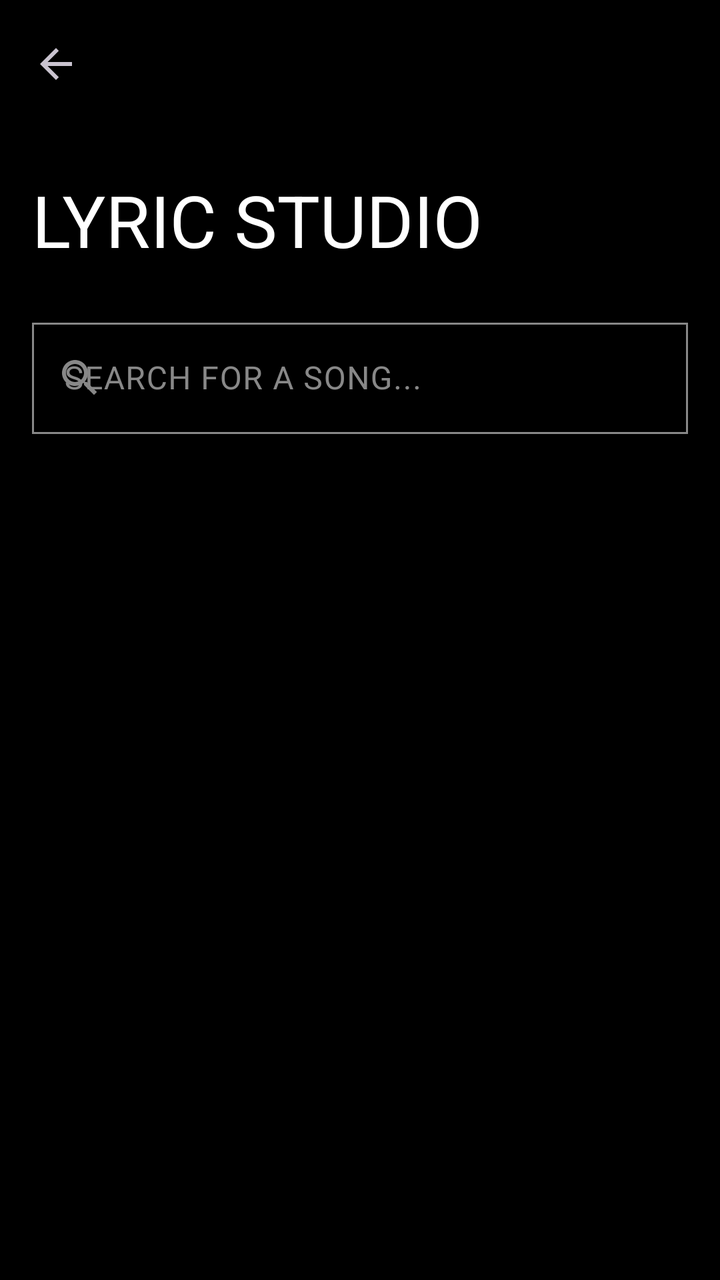
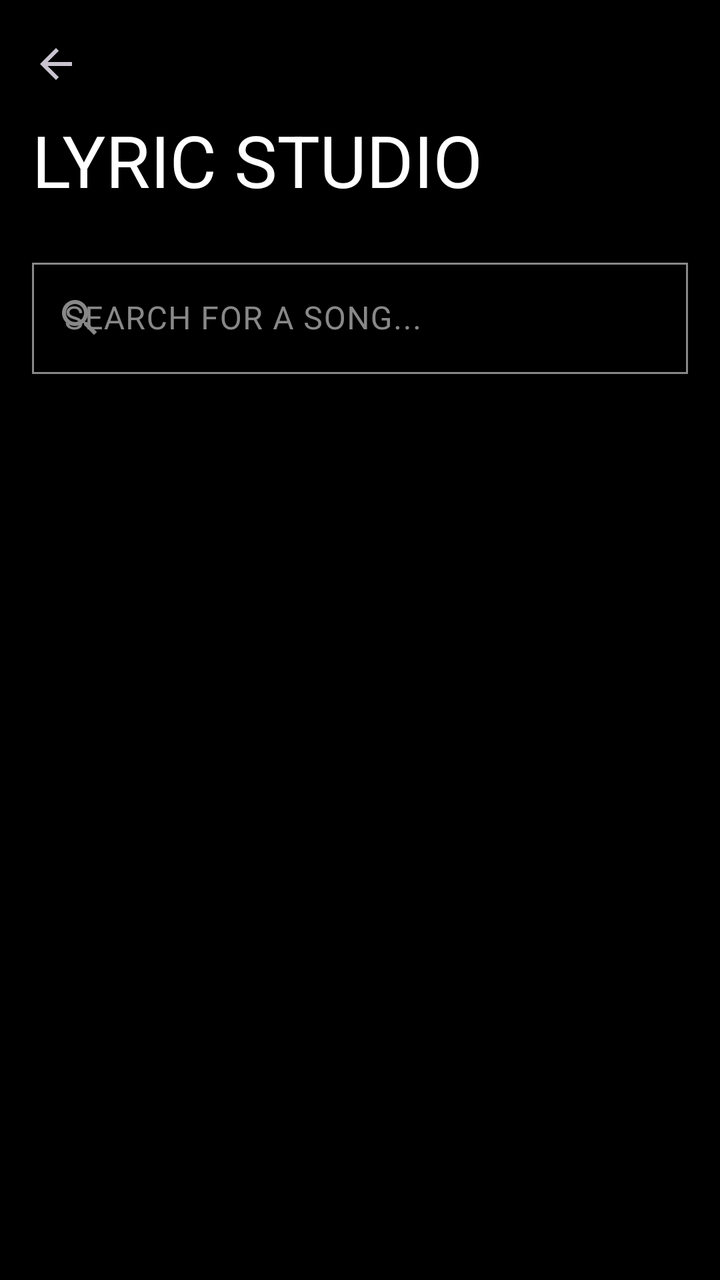

Two renders of the same Android screen: before a commit and after it. Below are the layout's source before the change and the commit's diff.
<!-- AndroidManifest.xml: activity theme Theme.OdysseyGlyph -->
<!-- res/layout/activity_lyric_studio.xml -->
<?xml version="1.0" encoding="utf-8"?>
<androidx.coordinatorlayout.widget.CoordinatorLayout 
    xmlns:android="http://schemas.android.com/apk/res/android"
    xmlns:app="http://schemas.android.com/apk/res-auto"
    android:layout_width="match_parent"
    android:layout_height="match_parent"
    android:background="?android:attr/colorBackground"
    android:fitsSystemWindows="true">

    <com.google.android.material.appbar.AppBarLayout
        android:layout_width="match_parent"
        android:layout_height="140dp"
        android:background="?android:attr/colorBackground"
        android:fitsSystemWindows="true">

        <com.google.android.material.appbar.CollapsingToolbarLayout
            android:layout_width="match_parent"
            android:layout_height="match_parent"
            app:layout_scrollFlags="scroll|exitUntilCollapsed"
            app:collapsedTitleTextAppearance="@style/TextAppearance.Odyssey.CollapsedTitle"
            app:expandedTitleTextAppearance="@style/TextAppearance.Odyssey.ExpandedTitle"
            app:collapsedTitleTextColor="?attr/colorOnSurface"
            app:expandedTitleTextColor="?attr/colorOnSurface"
            app:title="LYRIC STUDIO">

            <com.google.android.material.appbar.MaterialToolbar
                android:id="@+id/toolbar"
                android:layout_width="match_parent"
                android:layout_height="?attr/actionBarSize"
                app:navigationIcon="?attr/homeAsUpIndicator"
                app:layout_collapseMode="pin" />
        </com.google.android.material.appbar.CollapsingToolbarLayout>
    </com.google.android.material.appbar.AppBarLayout>

    <ScrollView
        android:id="@+id/scrollView"
        android:layout_width="match_parent"
        android:layout_height="match_parent"
        app:layout_behavior="@string/appbar_scrolling_view_behavior"
        android:fillViewport="true">

        <LinearLayout
            android:layout_width="match_parent"
            android:layout_height="wrap_content"
            android:orientation="vertical"
            android:padding="@dimen/spacing_medium">

            
            <com.google.android.material.textfield.TextInputLayout
                android:layout_width="match_parent"
                android:layout_height="wrap_content"
                style="@style/Widget.Material3.TextInputLayout.OutlinedBox"
                app:startIconDrawable="@drawable/ic_search"
                app:boxCornerRadiusTopStart="0dp"
                app:boxCornerRadiusTopEnd="0dp"
                app:boxCornerRadiusBottomStart="0dp"
                app:boxCornerRadiusBottomEnd="0dp">
                
                <com.google.android.material.textfield.TextInputEditText
                    android:id="@+id/etSearch"
                    android:layout_width="match_parent"
                    android:layout_height="wrap_content"
                    android:hint="SEARCH FOR A SONG..."
                    android:fontFamily="@font/jetbrains_mono"
                    android:singleLine="true" />
            </com.google.android.material.textfield.TextInputLayout>
            
            <FrameLayout
                android:layout_width="match_parent"
                android:layout_height="wrap_content">
                
                
                <FrameLayout
                    android:id="@+id/previewCard"
                    android:layout_width="match_parent"
                    android:layout_height="@dimen/video_card_height"
                    android:layout_marginTop="@dimen/spacing_medium"
                    android:background="@drawable/bg_preview_bezel"
                    android:visibility="gone">
                    <com.example.odysseyglyph.CenteredImageView
                        android:id="@+id/previewImage"
                        android:layout_width="match_parent"
                        android:layout_height="match_parent"
                        android:layout_margin="1dp"
                        android:background="#000000" />
                </FrameLayout>
                
                
                <LinearLayout
                    android:id="@+id/resultsContainer"
                    android:layout_width="match_parent"
                    android:layout_height="wrap_content"
                    android:orientation="vertical"
                    android:layout_marginTop="@dimen/spacing_medium" />
            </FrameLayout>

            
            <LinearLayout
                android:id="@+id/editorPanel"
                android:layout_width="match_parent"
                android:layout_height="wrap_content"
                android:orientation="vertical"
                android:visibility="gone"
                android:layout_marginTop="@dimen/spacing_large">
                
                <TextView
                    android:layout_width="wrap_content"
                    android:layout_height="wrap_content"
                    android:text="TYPOGRAPHY"
                    android:fontFamily="@font/jetbrains_mono"
                    android:textAppearance="?attr/textAppearanceTitleSmall"
                    android:layout_marginBottom="@dimen/spacing_small" />
                    
                <com.google.android.material.button.MaterialButtonToggleGroup
                    android:id="@+id/toggleTypography"
                    android:layout_width="match_parent"
                    android:layout_height="wrap_content"
                    app:singleSelection="true"
                    app:selectionRequired="true"
                    android:layout_marginBottom="@dimen/spacing_medium">
                    <com.google.android.material.button.MaterialButton
                        android:id="@+id/btnTypePixel"
                        android:layout_width="0dp"
                        android:layout_weight="1"
                        android:layout_height="wrap_content"
                        style="?attr/materialButtonOutlinedStyle"
                        app:cornerRadius="0dp"
                        android:fontFamily="@font/jetbrains_mono"
                        android:text="PIXEL" />
                    <com.google.android.material.button.MaterialButton
                        android:id="@+id/btnTypeBold"
                        android:layout_width="0dp"
                        android:layout_weight="1"
                        android:layout_height="wrap_content"
                        style="?attr/materialButtonOutlinedStyle"
                        app:cornerRadius="0dp"
                        android:fontFamily="@font/jetbrains_mono"
                        android:text="BOLD" />
                    <com.google.android.material.button.MaterialButton
                        android:id="@+id/btnTypeSmooth"
                        android:layout_width="0dp"
                        android:layout_weight="1"
                        android:layout_height="wrap_content"
                        style="?attr/materialButtonOutlinedStyle"
                        app:cornerRadius="0dp"
                        android:fontFamily="@font/jetbrains_mono"
                        android:text="SMOOTH" />
                </com.google.android.material.button.MaterialButtonToggleGroup>

                <TextView
                    android:layout_width="wrap_content"
                    android:layout_height="wrap_content"
                    android:text="ANIMATION"
                    android:fontFamily="@font/jetbrains_mono"
                    android:textAppearance="?attr/textAppearanceTitleSmall"
                    android:layout_marginBottom="@dimen/spacing_small" />
                    
                <com.google.android.material.button.MaterialButtonToggleGroup
                    android:id="@+id/toggleAnimation"
                    android:layout_width="match_parent"
                    android:layout_height="wrap_content"
                    app:singleSelection="true"
                    app:selectionRequired="true"
                    android:layout_marginBottom="@dimen/spacing_large">
                    <com.google.android.material.button.MaterialButton
                        android:id="@+id/btnAnimFlash"
                        android:layout_width="0dp"
                        android:layout_weight="1"
                        android:layout_height="wrap_content"
                        style="?attr/materialButtonOutlinedStyle"
                        app:cornerRadius="0dp"
                        android:fontFamily="@font/jetbrains_mono"
                        android:text="⚡ FLASH" />
                    <com.google.android.material.button.MaterialButton
                        android:id="@+id/btnAnimScroll"
                        android:layout_width="0dp"
                        android:layout_weight="1"
                        android:layout_height="wrap_content"
                        style="?attr/materialButtonOutlinedStyle"
                        app:cornerRadius="0dp"
                        android:fontFamily="@font/jetbrains_mono"
                        android:text="⟵ SCROLL" />
                </com.google.android.material.button.MaterialButtonToggleGroup>

                <View android:layout_width="match_parent" android:layout_height="1dp" android:background="#33FFFFFF" android:layout_marginBottom="@dimen/spacing_medium"/>

                
                <LinearLayout
                    android:layout_width="match_parent"
                    android:layout_height="wrap_content"
                    android:orientation="vertical"
                    android:paddingVertical="@dimen/spacing_medium"
                    android:layout_marginBottom="@dimen/spacing_medium">
                    
                    <TextView
                        android:id="@+id/tvLyricPreview"
                        android:layout_width="match_parent"
                        android:layout_height="wrap_content"
                        android:text="TRIM LYRICS (DEFAULT: FIRST 20S)"
                        android:gravity="center"
                        android:fontFamily="@font/jetbrains_mono"
                        android:textAppearance="?attr/textAppearanceBodyMedium"
                        android:layout_marginBottom="@dimen/spacing_small" />
                        
                    <TextView
                        android:id="@+id/tvTrimTimes"
                        android:layout_width="match_parent"
                        android:layout_height="wrap_content"
                        android:text="0.0S - 20.0S"
                        android:fontFamily="@font/jetbrains_mono"
                        android:gravity="center"
                        android:textAppearance="?attr/textAppearanceTitleSmall" />

                    <com.google.android.material.slider.RangeSlider
                        android:id="@+id/rangeSlider"
                        android:layout_width="match_parent"
                        android:layout_height="wrap_content"
                        app:tickVisible="false" />
                </LinearLayout>
                
                <View android:layout_width="match_parent" android:layout_height="1dp" android:background="#33FFFFFF" android:layout_marginBottom="@dimen/spacing_medium"/>

                <com.google.android.material.textfield.TextInputLayout
                    android:layout_width="match_parent"
                    android:layout_height="wrap_content"
                    style="@style/Widget.Material3.TextInputLayout.OutlinedBox.ExposedDropdownMenu"
                    android:hint="SAVE TO SLOT"
                    android:layout_marginBottom="@dimen/spacing_large">
                    
                    <com.google.android.material.textfield.MaterialAutoCompleteTextView
                        android:id="@+id/slotSpinner"
                        android:layout_width="match_parent"
                        android:layout_height="wrap_content"
                        android:inputType="none"
                        android:fontFamily="@font/jetbrains_mono"
                        app:simpleItems="@array/save_slots" />
                </com.google.android.material.textfield.TextInputLayout>

                
                <LinearLayout
                    android:id="@+id/audioCard"
                    android:layout_width="match_parent"
                    android:layout_height="wrap_content"
                    android:orientation="vertical"
                    android:paddingVertical="@dimen/spacing_medium"
                    android:layout_marginBottom="@dimen/spacing_large">
                    
                    <LinearLayout
                        android:layout_width="match_parent"
                        android:layout_height="wrap_content"
                        android:orientation="horizontal"
                        android:gravity="center_vertical">
                        
                        <TextView
                            android:id="@+id/tvAudioStatus"
                            android:layout_width="0dp"
                            android:layout_weight="1"
                            android:layout_height="wrap_content"
                            android:text="AUDIO: UNATTACHED"
                            android:fontFamily="@font/jetbrains_mono"
                            android:textAppearance="?attr/textAppearanceTitleMedium" />
                            
                        <com.google.android.material.materialswitch.MaterialSwitch
                            android:id="@+id/switchAudio"
                            android:layout_width="wrap_content"
                            android:layout_height="wrap_content"
                            android:checked="true"
                            android:visibility="gone" />
                    </LinearLayout>
                    
                    <com.google.android.material.button.MaterialButton
                        android:id="@+id/btnAttachAudio"
                        style="@style/Widget.Material3.Button.OutlinedButton"
                        android:layout_width="match_parent"
                        android:layout_height="wrap_content"
                        android:text="SELECT LOCAL AUDIO"
                        android:fontFamily="@font/jetbrains_mono"
                        app:cornerRadius="0dp"
                        app:icon="@drawable/ic_audio"
                        android:layout_marginTop="@dimen/spacing_small" />
                </LinearLayout>

                <View android:layout_width="match_parent" android:layout_height="1dp" android:background="#33FFFFFF" android:layout_marginBottom="@dimen/spacing_medium"/>

                
                <com.google.android.material.button.MaterialButton
                    android:id="@+id/btnRender"
                    android:layout_width="match_parent"
                    android:layout_height="wrap_content"
                    android:text="RENDER LYRIC HOLOGRAM"
                    android:fontFamily="@font/jetbrains_mono"
                    android:letterSpacing="0.1"
                    app:cornerRadius="0dp"
                    app:backgroundTint="?attr/colorPrimary"
                    android:textColor="#FFFFFF"
                    android:paddingVertical="16dp" />
                    
                <com.google.android.material.button.MaterialButton
                    android:id="@+id/btnCancel"
                    style="@style/Widget.Material3.Button.OutlinedButton"
                    android:layout_width="match_parent"
                    android:layout_height="wrap_content"
                    android:text="CANCEL"
                    android:fontFamily="@font/jetbrains_mono"
                    app:cornerRadius="0dp"
                    android:textColor="?attr/colorError"
                    app:strokeColor="?attr/colorError"
                    android:visibility="gone"
                    android:layout_marginTop="@dimen/spacing_small"
                    android:paddingVertical="16dp" />

                
                <com.example.odysseyglyph.GlyphProgressView
                    android:id="@+id/progressBar"
                    android:layout_width="match_parent"
                    android:layout_height="24dp"
                    android:layout_marginVertical="@dimen/spacing_medium"
                    android:visibility="gone" />
                    
                <LinearLayout
                    android:id="@+id/successActionsContainer"
                    android:layout_width="match_parent"
                    android:layout_height="wrap_content"
                    android:orientation="horizontal"
                    android:visibility="gone"
                    android:layout_marginTop="@dimen/spacing_medium"
                    android:weightSum="2">
                    
                    <com.google.android.material.button.MaterialButton
                        android:id="@+id/btnOpenGallerySuccess"
                        style="@style/Widget.Material3.Button.OutlinedButton"
                        android:layout_width="0dp"
                        android:layout_height="wrap_content"
                        android:layout_weight="1"
                        android:layout_marginEnd="4dp"
                        android:text="OPEN GALLERY"
                        android:fontFamily="@font/jetbrains_mono"
                        app:cornerRadius="0dp"
                        android:paddingVertical="12dp" />

                    <com.google.android.material.button.MaterialButton
                        android:id="@+id/btnOpenManager"
                        style="@style/Widget.Material3.Button.OutlinedButton"
                        android:layout_width="0dp"
                        android:layout_height="wrap_content"
                        android:layout_weight="1"
                        android:layout_marginStart="4dp"
                        android:text="TOYS MANAGER"
                        android:fontFamily="@font/jetbrains_mono"
                        app:cornerRadius="0dp"
                        android:paddingVertical="12dp" />
                </LinearLayout>
                    
                
                <Space
                    android:layout_width="match_parent"
                    android:layout_height="100dp" />
                    
            </LinearLayout>
        </LinearLayout>
    </ScrollView>
</androidx.coordinatorlayout.widget.CoordinatorLayout>
<!-- resources referenced by this layout -->
<resources>
  <string-array name="save_slots">
          <item>Slot 1</item>
          <item>Slot 2</item>
          <item>Slot 3</item>
          <item>Gallery Only</item>
      </string-array>
  <dimen name="spacing_large">24dp</dimen>
  <dimen name="spacing_medium">16dp</dimen>
  <dimen name="spacing_small">8dp</dimen>
  <dimen name="video_card_height">350dp</dimen>
  <!-- drawable bg_preview_bezel (drawable) -->
  <?xml version="1.0" encoding="utf-8"?>
  <shape xmlns:android="http://schemas.android.com/apk/res/android"
      android:shape="rectangle">
      
      <solid android:color="#0A0A0A" />
      
      
      <stroke android:width="1dp" android:color="#33FFFFFF" />
  </shape>
  <!-- drawable ic_audio (drawable) -->
  <vector xmlns:android="http://schemas.android.com/apk/res/android"
      android:width="24dp"
      android:height="24dp"
      android:viewportWidth="24"
      android:viewportHeight="24">
    <path
        android:pathData="M12,3v10.55c-0.59,-0.34 -1.27,-0.55 -2,-0.55 -2.21,0 -4,1.79 -4,4s1.79,4 4,4 4,-1.79 4,-4V7h4V3h-6z"
        android:fillColor="#FFFFFF"/>
  </vector>
  <!-- drawable ic_search (drawable) -->
  <vector xmlns:android="http://schemas.android.com/apk/res/android"
      android:width="24dp"
      android:height="24dp"
      android:viewportWidth="24"
      android:viewportHeight="24">
    <path
        android:pathData="M15.5,14h-0.79l-0.28,-0.27C15.41,12.59 16,11.11 16,9.5 16,5.91 13.09,3 9.5,3S3,5.91 3,9.5 5.91,16 9.5,16c1.61,0 3.09,-0.59 4.23,-1.57l0.27,0.28v0.79l5,4.99L20.49,19l-4.99,-5zM9.5,14C7.01,14 5,11.99 5,9.5S7.01,5 9.5,5 14,7.01 14,9.5 11.99,14 9.5,14z"
        android:fillColor="#FFFFFF"/>
  </vector>
  <style name="TextAppearance.Odyssey.CollapsedTitle" parent="TextAppearance.Material3.TitleLarge">
          <item name="android:fontFamily">@font/dotgothic16</item>
      </style>
  <style name="TextAppearance.Odyssey.ExpandedTitle" parent="TextAppearance.Material3.DisplaySmall">
          <item name="android:fontFamily">@font/dotgothic16</item>
      </style>
  <color name="colorPrimary">#EA3323</color>
  <color name="colorSecondary">#FFFFFF</color>
  <color name="colorSurface">#0A0A0A</color>
  <color name="colorSurfaceVariant">#141414</color>
  <color name="colorBackground">#000000</color>
  <color name="colorOnSurface">#FFFFFF</color>
  <color name="colorOnSurfaceVariant">#888888</color>
  <color name="colorError">#EA3323</color>
  <style name="ShapeAppearance.Odyssey.Sharp" parent="ShapeAppearance.Material3.SmallComponent">
          <item name="cornerFamily">rounded</item>
          <item name="cornerSize">2dp</item>
      </style>
  <!-- unchanged entries left out for length: 1 -->
</resources>

<!-- the commit's change to res/layout/activity_lyric_studio.xml (unified diff, before → after) -->
@@ -8,8 +8,9 @@
     android:fitsSystemWindows="true">
 
     <com.google.android.material.appbar.AppBarLayout
+        android:id="@+id/appBarLayout"
         android:layout_width="match_parent"
-        android:layout_height="140dp"
+        android:layout_height="110dp"
         android:background="?android:attr/colorBackground"
         android:fitsSystemWindows="true">
 
